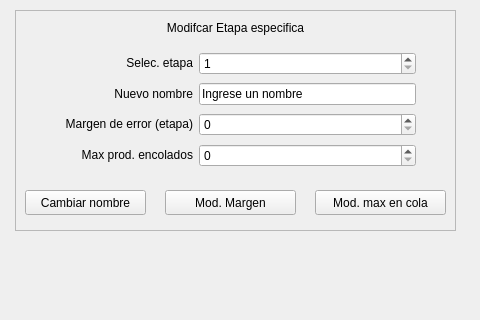
Qt form mainwindow.ui (JOQUINYD/PipelineProject) before a commit; both pictures show x 585 to 1065 and y 0 to 320 of the 1065 by 625 pixel window.
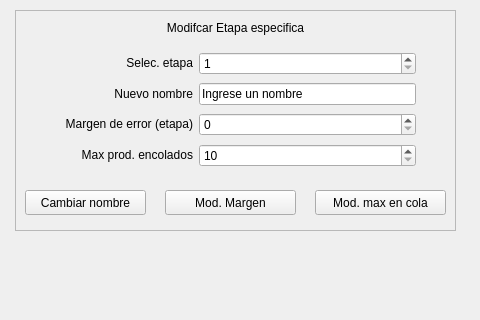
The same form after that commit. Icons and pictures are not drawn.

Diff of the .ui file:
```diff
--- a/mainwindow.ui
+++ b/mainwindow.ui
@@ -352,6 +352,9 @@
       </item>
       <item row="3" column="1">
        <widget class="QSpinBox" name="spMaxColaLoc">
+        <property name="minimum">
+         <number>10</number>
+        </property>
         <property name="maximum">
          <number>10000000</number>
         </property>
```
